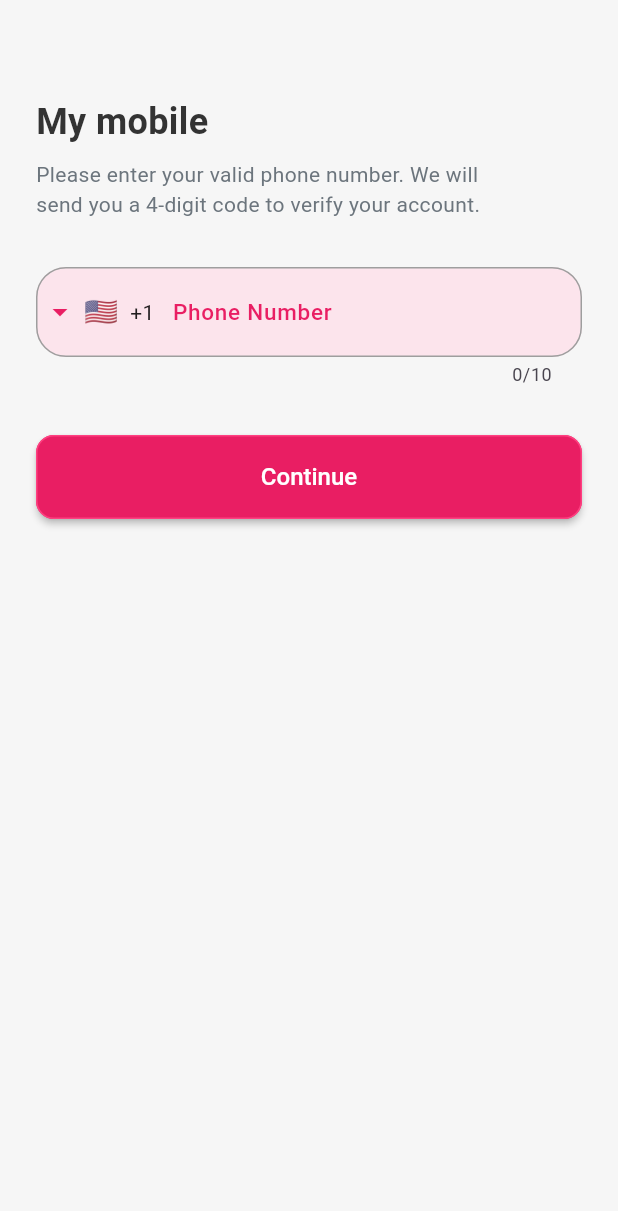
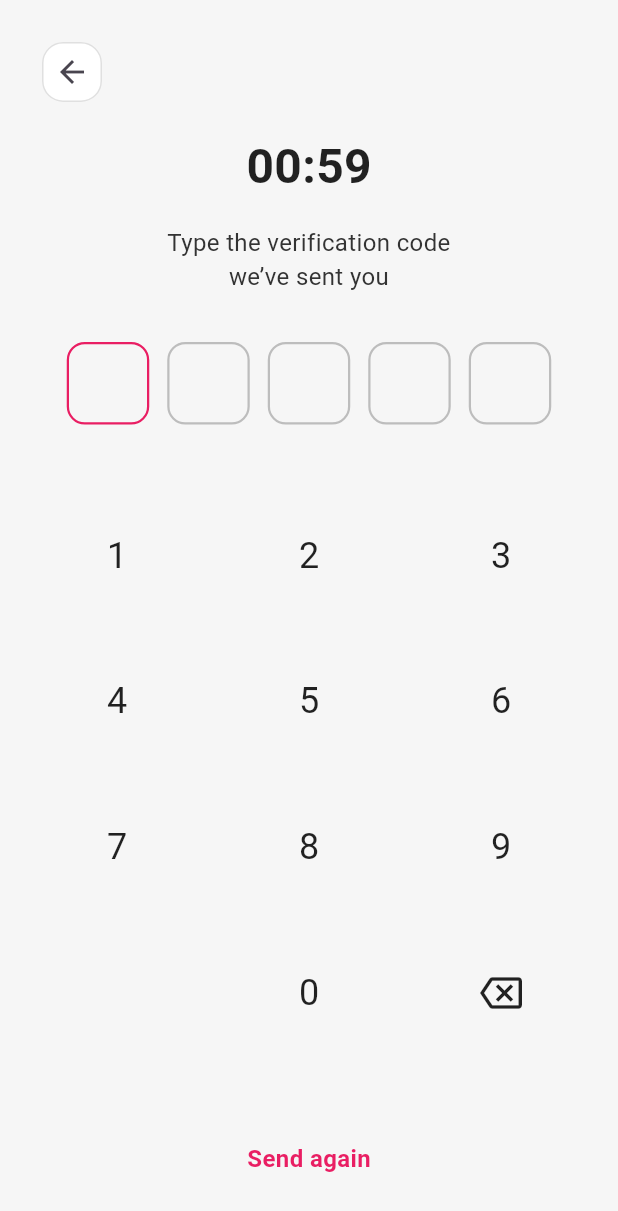
Before and after one commit to saddamsheikh01/Dating_app_flutter, a Flutter app: the PhoneNumberScreen screen opened directly, after a tap on "Continue", on a phone screen of 412 x 824 dp. Shown: the top 1211 px of the screen. Run offline on Flutter 3.47's test engine with Material 3 defaults, Android fonts, the phone set to English and light mode, and no system bars; drawn by our look-alikes of intl_phone_field; our stand-ins replace get, iconsax; Roboto replaces fonts that are missing (Poppins).

Commit message:
work on screens

```diff
--- a/lib/screens/auth/PhoneScreen/PhoneNumberScreen.dart
+++ b/lib/screens/auth/PhoneScreen/PhoneNumberScreen.dart
@@ -1,4 +1,11 @@
+import 'package:dataing_app/common/widgets/primary_button.dart';
+import 'package:dataing_app/screens/auth/PhoneScreen/widgets/custom_phone_input_field.dart'
+    show CustomPhoneInputField;
+import 'package:dataing_app/screens/auth/otp_screen/otp_sceen.dart';
+import 'package:dataing_app/utils/helpers/helper_function.dart';
 import 'package:flutter/material.dart';
+import 'package:get/get.dart';
+import 'package:get/get_core/src/get_main.dart';
 import 'package:intl_phone_field/intl_phone_field.dart';
 import '../../../utils/constants/sizes.dart';
 import '../../../utils/constants/colors.dart';
@@ -8,14 +15,16 @@ class PhoneNumberScreen extends StatelessWidget {
 
   @override
   Widget build(BuildContext context) {
+    final isDark = THelperFunctions.isDarkMode(context);
+
     return Scaffold(
-      backgroundColor: TColors.light,
+      backgroundColor: isDark ? TColors.dark : TColors.light,
       body: Padding(
         padding: const EdgeInsets.symmetric(horizontal: TSizes.defaultSpace),
         child: Column(
             crossAxisAlignment: CrossAxisAlignment.start,
             children: [
-            const SizedBox(height: TSizes.spaceBtwSections * 2),
+        const SizedBox(height: TSizes.spaceBtwSections * 3),
 
         // Heading
         const Text(
@@ -23,7 +32,7 @@ class PhoneNumberScreen extends StatelessWidget {
           style: TextStyle(
             fontSize: TSizes.fontSizeXl,
             fontWeight: FontWeight.bold,
-                color: TColors.textPrimary,
+            color: TColors.primary,
           ),
         ),
         const SizedBox(height: TSizes.sm),
@@ -39,44 +48,18 @@ class PhoneNumberScreen extends StatelessWidget {
         const SizedBox(height: TSizes.spaceBtwSections),
 
         // Phone Input
-            IntlPhoneField(
-              decoration: InputDecoration(
-                labelText: 'Phone Number',
-                border: OutlineInputBorder(
-                  borderRadius: BorderRadius.circular(TSizes.inputFieldRadius),
-                  borderSide: const BorderSide(),
-                ),
-              ),
-              initialCountryCode: 'US',
-              onChanged: (phone) {
-                print(phone.completeNumber);
+        CustomPhoneInputField(
+          onChanged: (value) {
+            print("User entered phone: $value");
           },
         ),
         const SizedBox(height: TSizes.spaceBtwSections),
 
         // Continue Button
-            SizedBox(
-              width: double.infinity,
-              height: 56,
-              child: ElevatedButton(
-                style: ElevatedButton.styleFrom(
-                  backgroundColor: TColors.primary,
-                  shape: RoundedRectangleBorder(
-                    borderRadius: BorderRadius.circular(TSizes.buttonRadius),
+        PrimaryButton(text: 'Continue', onPressed: () {
+          Get.to(() => const OTPScreen());
+        },
         ),
-                ),
-                onPressed: () {
-                  // Handle phone submit
-                },
-                child: const Text(
-                  'Continue',
-                  style: TextStyle(
-                    fontSize: TSizes.fontSizeMd,
-                    fontWeight: FontWeight.w500,
-                  ),
-                ),
-              ),
-            )
           ],
         ),
       ),
--- /dev/null
+++ b/lib/screens/auth/PhoneScreen/widgets/custom_phone_input_field.dart
@@ -0,0 +1,43 @@
+import 'package:dataing_app/utils/constants/colors.dart';
+import 'package:dataing_app/utils/constants/sizes.dart';
+import 'package:flutter/material.dart';
+import 'package:intl_phone_field/intl_phone_field.dart';
+ // Update with actual path
+
+class CustomPhoneInputField extends StatelessWidget {
+  final Function(String)? onChanged;
+
+  const CustomPhoneInputField({
+    Key? key,
+    this.onChanged,
+  }) : super(key: key);
+
+  @override
+  Widget build(BuildContext context) {
+    return IntlPhoneField(
+      decoration: InputDecoration(
+        labelText: 'Phone Number',
+        labelStyle: TextStyle(color: TColors.primary), // label color
+        focusedBorder: OutlineInputBorder(
+          borderRadius: BorderRadius.circular(TSizes.inputFieldRadius),
+          borderSide: BorderSide(color: TColors.primary), // border on focus
+        ),
+        enabledBorder: OutlineInputBorder(
+          borderRadius: BorderRadius.circular(TSizes.inputFieldRadius),
+          borderSide: BorderSide(color: TColors.primary), // default border
+        ),
+        border: OutlineInputBorder(
+          borderRadius: BorderRadius.circular(TSizes.inputFieldRadius),
+        ),
+      ),
+      style: TextStyle(color: TColors.primary), // input text color
+      dropdownTextStyle: TextStyle(color: TColors.primary), // country code text
+      initialCountryCode: 'US',
+      onChanged: (phone) {
+        if (onChanged != null) {
+          onChanged!(phone.completeNumber);
+        }
+      },
+    );
+  }
+}
--- /dev/null
+++ b/lib/screens/auth/otp_screen/otp_sceen.dart
@@ -0,0 +1,196 @@
+import 'dart:async';
+import 'package:dataing_app/utils/helpers/helper_function.dart';
+import 'package:flutter/material.dart';
+import 'package:dataing_app/utils/constants/colors.dart';
+import 'package:dataing_app/utils/constants/sizes.dart';
+
+class OTPScreen extends StatefulWidget {
+  const OTPScreen({super.key});
+
+  @override
+  State<OTPScreen> createState() => _OTPScreenState();
+}
+
+class _OTPScreenState extends State<OTPScreen> {
+  List<String> otpCode = ['', '', '', '', ''];
+  int currentIndex = 0;
+  int timerSeconds = 60;
+  late Timer _timer;
+
+  @override
+  void initState() {
+    super.initState();
+    _startCountdown();
+  }
+
+  void _startCountdown() {
+    _timer = Timer.periodic(const Duration(seconds: 1), (timer) {
+      if (timerSeconds > 0) {
+        setState(() {
+          timerSeconds--;
+        });
+      } else {
+        timer.cancel();
+      }
+    });
+  }
+
+  void _addDigit(String digit) {
+    if (currentIndex < 5) {
+      setState(() {
+        otpCode[currentIndex] = digit;
+        currentIndex++;
+      });
+    }
+  }
+
+  void _removeDigit() {
+    if (currentIndex > 0) {
+      setState(() {
+        currentIndex--;
+        otpCode[currentIndex] = '';
+      });
+    }
+  }
+
+  void _resendCode() {
+    setState(() {
+      timerSeconds = 60;
+      otpCode = ['', '', '', '', ''];
+      currentIndex = 0;
+    });
+    _startCountdown();
+  }
+
+  @override
+  void dispose() {
+    _timer.cancel();
+    super.dispose();
+  }
+
+  Widget _buildOTPBox(String digit, bool active) {
+    return Container(
+      width: 55,
+      height: 55,
+      margin: const EdgeInsets.symmetric(horizontal: 6),
+      alignment: Alignment.center,
+      decoration: BoxDecoration(
+        color: digit.isNotEmpty ? TColors.primary : Colors.transparent,
+        borderRadius: BorderRadius.circular(12),
+        border: Border.all(
+          color: digit.isNotEmpty
+              ? TColors.primary
+              : active
+              ? TColors.primary
+              : Colors.grey.shade400,
+          width: 1.5,
+        ),
+      ),
+      child: Text(
+        digit,
+        style: TextStyle(
+          color: digit.isNotEmpty ? Colors.white : TColors.primary,
+          fontSize: 22,
+          fontWeight: FontWeight.bold,
+        ),
+      ),
+    );
+  }
+
+  Widget _buildKey(String label, {VoidCallback? onTap, IconData? icon}) {
+    return InkWell(
+      onTap: onTap,
+      child: Center(
+        child: icon != null
+            ? Icon(icon, size: 28)
+            : Text(label, style: const TextStyle(fontSize: 24)),
+      ),
+    );
+  }
+  @override
+  Widget build(BuildContext context) {
+    final isDark = THelperFunctions.isDarkMode(context); // Get current theme
+    return Scaffold(
+      backgroundColor: isDark ? TColors.dark : TColors.light, // Apply theme color
+      body: SafeArea(
+        child: Padding(
+          padding: const EdgeInsets.all(TSizes.defaultSpace),
+          child: Column(
+            crossAxisAlignment: CrossAxisAlignment.center,
+            children: [
+              Align(
+                alignment: Alignment.centerLeft,
+                child: IconButton(
+                  icon: const Icon(Icons.arrow_back),
+                  onPressed: () => Navigator.pop(context),
+                  style: IconButton.styleFrom(
+                    backgroundColor: Colors.white,
+                    side: BorderSide(color: Colors.grey.shade300),
+                    shape: RoundedRectangleBorder(
+                      borderRadius: BorderRadius.circular(14),
+                    ),
+                  ),
+                ),
+              ),
+              const SizedBox(height: TSizes.spaceBtwItem),
+              Text(
+                '00:${timerSeconds.toString().padLeft(2, '0')}',
+                style: const TextStyle(fontSize: 32, fontWeight: FontWeight.bold),
+              ),
+              const SizedBox(height: TSizes.spaceBtwItem),
+              const Text(
+                'Type the verification code\nwe’ve sent you',
+                textAlign: TextAlign.center,
+                style: TextStyle(fontSize: 16, color: TColors.textPrimary),
+              ),
+              const SizedBox(height: TSizes.spaceBtwSections),
+              Row(
+                mainAxisAlignment: MainAxisAlignment.center,
+                children: List.generate(
+                  5,
+                      (index) => _buildOTPBox(otpCode[index], index == currentIndex),
+                ),
+              ),
+              const SizedBox(height: TSizes.spaceBtwSections * 1.5),
+              Expanded(
+                child: Center(
+                  child: AspectRatio(
+                    aspectRatio: 0.85,
+                    child: GridView.count(
+                      physics: const NeverScrollableScrollPhysics(),
+                      padding: EdgeInsets.zero,
+                      crossAxisCount: 3,
+                      childAspectRatio: 1.4,
+                      mainAxisSpacing: 20,
+                      crossAxisSpacing: 20,
+                      children: [
+                        for (int i = 1; i <= 9; i++)
+                          _buildKey('$i', onTap: () => _addDigit('$i')),
+                        const SizedBox.shrink(),
+                        _buildKey('0', onTap: () => _addDigit('0')),
+                        _buildKey('', icon: Icons.backspace_outlined, onTap: _removeDigit),
+                      ],
+                    ),
+                  ),
+                ),
+              ),
+              GestureDetector(
+                onTap: timerSeconds == 0 ? _resendCode : null,
+                child: Text(
+                  'Send again',
+                  style: TextStyle(
+                    fontSize: 16,
+                    color: TColors.primary,
+                    fontWeight: FontWeight.bold,
+                  ),
+                ),
+              ),
+              const SizedBox(height: TSizes.spaceBtwItem),
+            ],
+          ),
+        ),
+      ),
+    );
+  }
+
+}
```
Also changed, not shown: lib/screens/auth/create_account/create_account_screen.dart (+8 -17 lines), lib/screens/auth/create_account/widget/custom_input_field.dart (added, +40 -0 lines). Lines whose indentation alone changed are shown as unchanged.
